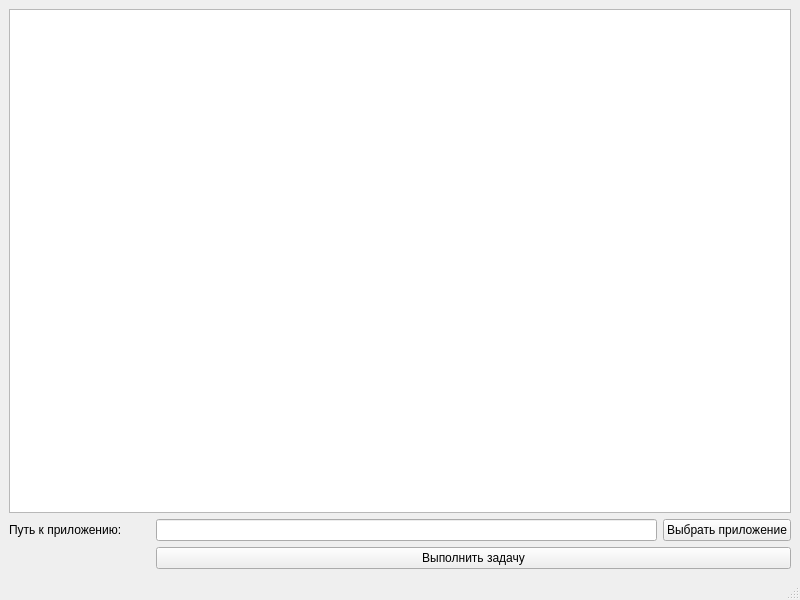
First picture: the form in mainwindow.ui, repository Vademado/Clicker, before the edit.
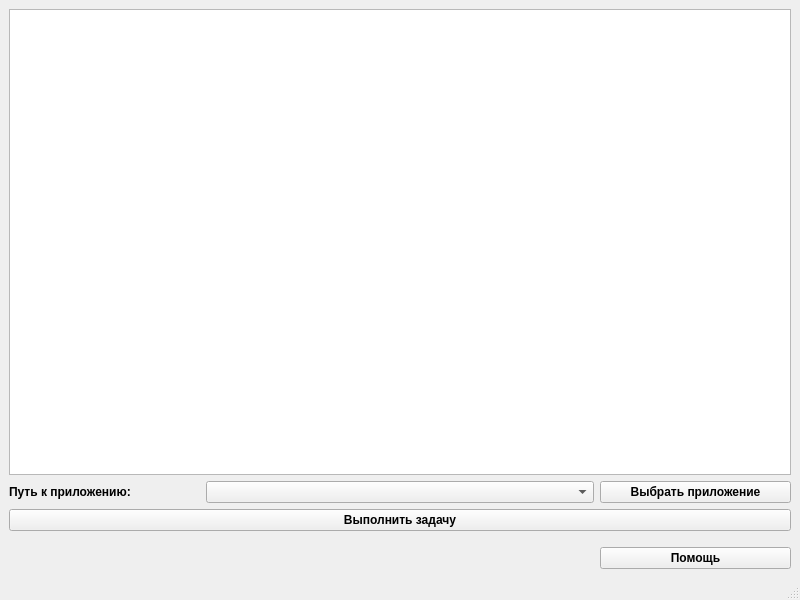
Second picture: the form after the edit.

Patch:
```diff
--- a/mainwindow.ui
+++ b/mainwindow.ui
@@ -21,9 +21,6 @@
   </property>
   <widget class="QWidget" name="MainWindow_2">
    <layout class="QGridLayout" name="gridLayout">
-    <item row="0" column="0" colspan="3">
-     <widget class="QTextEdit" name="textEdit"/>
-    </item>
     <item row="1" column="0">
      <widget class="QLabel" name="label">
       <property name="minimumSize">
@@ -32,28 +29,78 @@
         <height>16</height>
        </size>
       </property>
+      <property name="font">
+       <font>
+        <pointsize>9</pointsize>
+        <italic>false</italic>
+        <bold>true</bold>
+       </font>
+      </property>
       <property name="text">
        <string>Путь к приложению:</string>
       </property>
      </widget>
     </item>
-    <item row="1" column="1">
-     <widget class="QLineEdit" name="lineEdit"/>
-    </item>
-    <item row="1" column="2">
-     <widget class="QPushButton" name="pushButton">
+    <item row="1" column="3">
+     <widget class="QPushButton" name="pushButtonSelectApplication">
+      <property name="font">
+       <font>
+        <pointsize>9</pointsize>
+        <bold>true</bold>
+       </font>
+      </property>
       <property name="text">
        <string>Выбрать приложение</string>
       </property>
      </widget>
     </item>
-    <item row="2" column="1" colspan="2">
-     <widget class="QPushButton" name="pushButton_2">
+    <item row="1" column="1" colspan="2">
+     <widget class="QComboBox" name="comboBoxProgramPath"/>
+    </item>
+    <item row="0" column="0" colspan="4">
+     <widget class="QTextEdit" name="textEditInputText"/>
+    </item>
+    <item row="2" column="0" colspan="4">
+     <widget class="QPushButton" name="pushButtonCompleteTask">
+      <property name="font">
+       <font>
+        <pointsize>9</pointsize>
+        <bold>true</bold>
+       </font>
+      </property>
       <property name="text">
        <string>Выполнить задачу</string>
       </property>
      </widget>
     </item>
+    <item row="5" column="3">
+     <widget class="QPushButton" name="pushButton">
+      <property name="font">
+       <font>
+        <bold>true</bold>
+       </font>
+      </property>
+      <property name="text">
+       <string>Помощь</string>
+      </property>
+     </widget>
+    </item>
+    <item row="3" column="0" colspan="4">
+     <spacer name="verticalSpacer">
+      <property name="orientation">
+       <enum>Qt::Vertical</enum>
+      </property>
+      <property name="sizeType">
+       <enum>QSizePolicy::Minimum</enum>
+      </property>
+      <property name="sizeHint" stdset="0">
+       <size>
+        <width>20</width>
+        <height>10</height>
+       </size>
+      </property>
+     </spacer>
+    </item>
    </layout>
   </widget>
   <widget class="QMenuBar" name="menubar">
```
Left out of the diff: 4 changed lines with no effect on the pictures.
